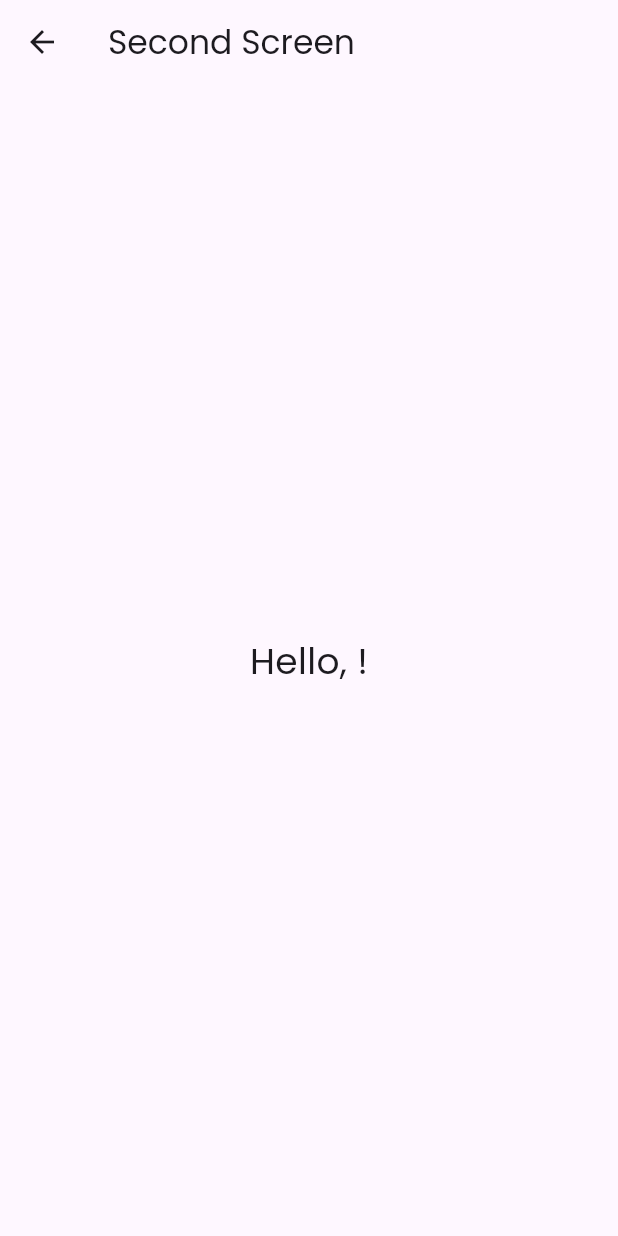
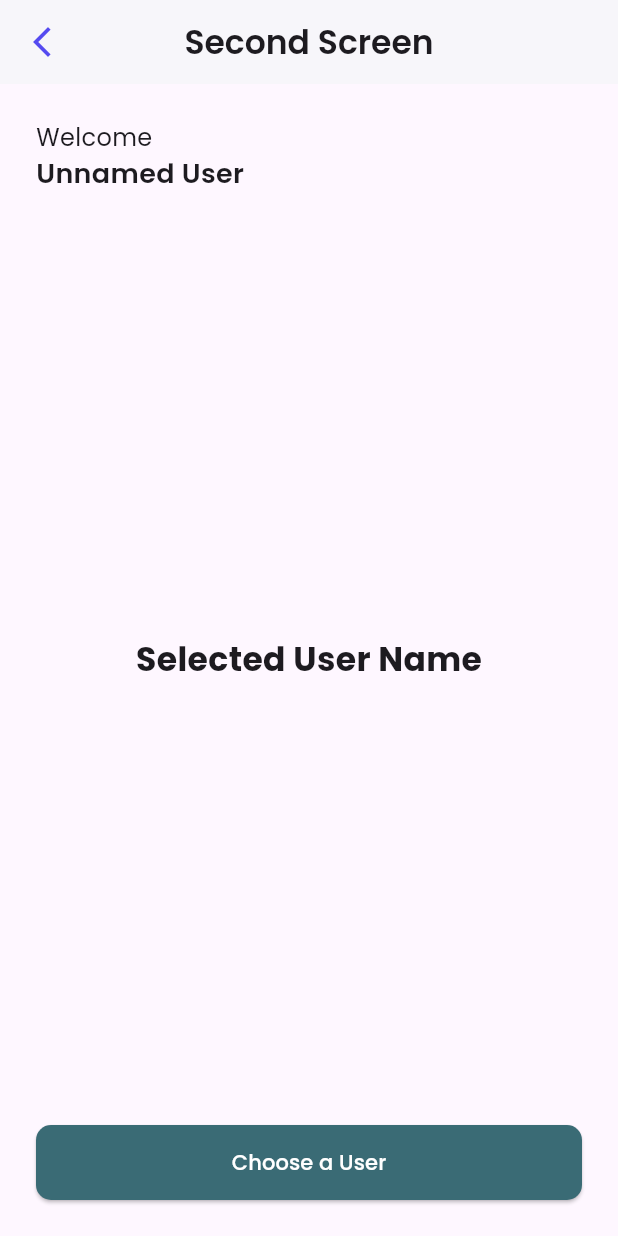
Before and after one commit to DeltDev/Suitmedia-KM-Test-Flutter-Akbar-Al-Fattah-Mobile-Developer-Intern, a Flutter app: the screen it shows after launch, after a tap on "NEXT", on a phone screen of 412 x 824 dp. Run offline on Flutter 3.47's test engine with Material 3 defaults, Android fonts, the phone set to English and light mode, and no system bars; our stand-ins replace get.

```diff
--- a/lib/screens/second_screen.dart
+++ b/lib/screens/second_screen.dart
@@ -1,18 +1,82 @@
 import 'package:flutter/material.dart';
 import 'package:get/get.dart';
+import 'package:suitmedia_km_test_akbar_al_fattah_mobile_developer_intern/screens/third_screen.dart';
+
+import '../controllers/palindrome_controller.dart';
 
 class SecondScreen extends StatelessWidget {
-  const SecondScreen({super.key});
-
+  final controller = Get.find<PalindromeController>();
+  SecondScreen({super.key});
   @override
   Widget build(BuildContext context) {
-    final name = Get.arguments as String;
 
     return Scaffold(
-      appBar: AppBar(title: const Text("Second Screen")),
-      body: Center(
-        child: Text("Hello, $name!", style: const TextStyle(fontSize: 24)),
+      appBar: AppBar(
+          title: const Text(
+              "Second Screen",
+            style: TextStyle(
+              fontWeight: FontWeight.w600
+            ),
+          ),
+        centerTitle: true,
+        backgroundColor: Colors.white,
+        elevation: 1,
+        leading: IconButton(
+          icon: const Icon(Icons.arrow_back_ios_new, color: Color(0xFF554AF0)),
+          onPressed: () => Get.back(),
+        ),
       ),
+      body: Padding(
+        padding: const EdgeInsets.all(24.0),
+        child: Column(
+          crossAxisAlignment: CrossAxisAlignment.start,
+          children: [
+            const Text(
+              'Welcome',
+              style: TextStyle(
+                fontSize: 16
+              ),
+            ),
+            Text(
+              controller.name.value.isEmpty ? "Unnamed User" : controller.name.value,
+              style: const TextStyle(
+                fontWeight: FontWeight.w600,
+                fontSize: 18,
+              ),
+            ),
+            const Spacer(),
+            const Center(
+              child: Text(
+                'Selected User Name',
+                style: TextStyle(
+                  fontWeight: FontWeight.w700,
+                  fontSize: 22,
+                ),
+              ),
+            ),
+            const Spacer(),
+            ElevatedButton(
+              style: ElevatedButton.styleFrom(
+                minimumSize: const Size(double.infinity, 50),
+                backgroundColor: const Color(0xFF3A6B75),
+                shape: RoundedRectangleBorder(
+                  borderRadius: BorderRadius.circular(10.0),
+                ),
+              ),
+              onPressed: () {
+                Get.to(() => ThirdScreen(), arguments: controller.name.value);
+              },
+              child:const Text(
+                  style: TextStyle(
+                      color: Colors.white,
+                      fontWeight: FontWeight.w500
+                  ),
+                  "Choose a User"
+              ),
+            ),
+          ],
+        ),
+      )
     );
   }
 }
--- /dev/null
+++ b/lib/screens/third_screen.dart
@@ -0,0 +1,36 @@
+import 'package:flutter/material.dart';
+import 'package:get/get.dart';
+import 'package:get/get_core/src/get_main.dart';
+
+import '../controllers/palindrome_controller.dart';
+
+class ThirdScreen extends StatelessWidget{
+  final controller = Get.find<PalindromeController>();
+  ThirdScreen({super.key});
+
+  @override
+  Widget build(BuildContext context) {
+    return Scaffold(
+        appBar: AppBar(
+          title: const Text(
+            "Third Screen",
+            style: TextStyle(
+                fontWeight: FontWeight.w600
+            ),
+          ),
+        centerTitle: true,
+        backgroundColor: Colors.white,
+        elevation: 1,
+        leading: IconButton(
+          icon: const Icon(
+              Icons.arrow_back_ios_new,
+              color: Color(0xFF554AF0)
+          ),
+          onPressed: () => Get.back(),
+        ),
+        )
+    );
+  }
+
+
+}
```
